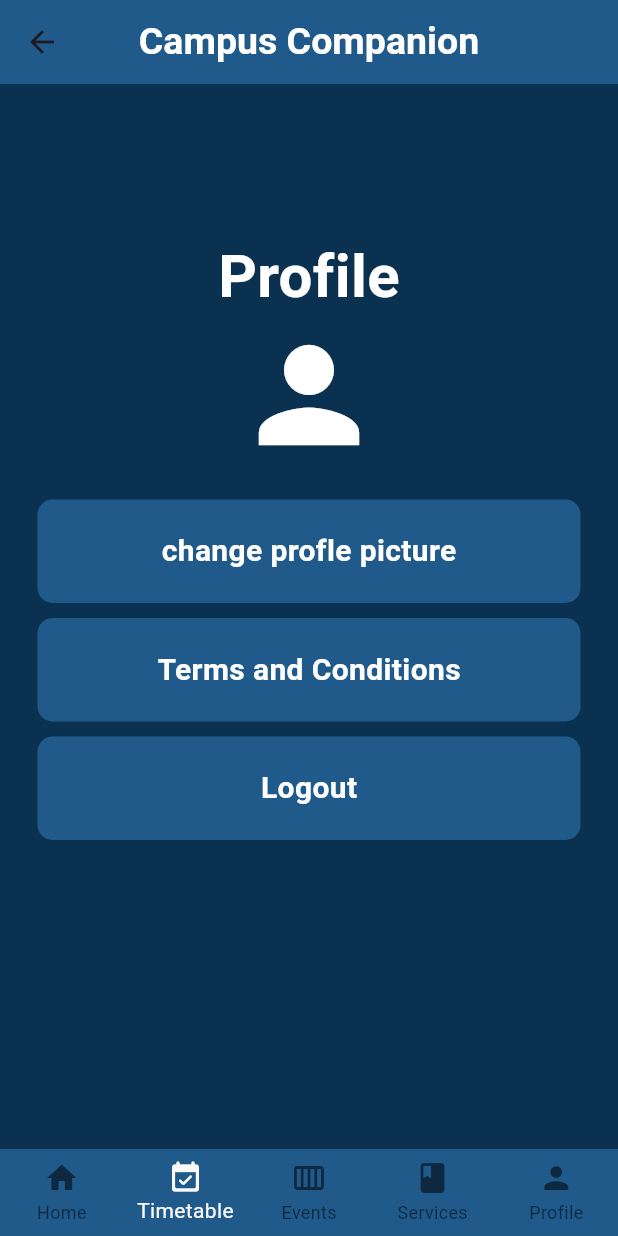
After one commit to Jordandotdev/campus_companion, a Flutter app: the interPage screen opened directly, item 2 of the bottom bar chosen, after a tap on "change profle picture", on a phone screen of 412 x 824 dp. The commit adds this screen. Run offline on Flutter 3.47's test engine with Material 3 defaults, Android fonts, the phone set to English and light mode, and no system bars; our stand-ins replace cloud_firestore, connectivity_plus, firebase_auth, firebase_core; accounts and stored records are empty; network calls fail.

Commit message:
chore: Update app name and navigation icons

```diff
--- a/lib/main.dart
+++ b/lib/main.dart
@@ -1,4 +1,5 @@
 import 'package:campus_companion/pages/HomePage.dart';
+import 'package:campus_companion/pages/ProfilePage.dart';
 import 'package:flutter/material.dart';
 import 'pages/loginPage.dart';
 import 'pages/registerPage.dart';
@@ -23,6 +24,7 @@ class MyApp extends StatelessWidget {
         '/home': (context) => HomePage(),
         '/signup': (context) => RegisterPage(),
         '/login': (context) => LoginPage(),
+        '/profile': (context) => profilePage(),
       },
     );
   }
--- a/lib/pages/homePage.dart
+++ b/lib/pages/homePage.dart
@@ -1,7 +1,8 @@
 import 'package:cloud_firestore/cloud_firestore.dart';
 import 'package:connectivity_plus/connectivity_plus.dart';
 import 'package:flutter/material.dart';
-import 'package:flutter/rendering.dart';
+import 'package:http/http.dart' as http;
+import 'dart:convert';
 
 class HomePage extends StatefulWidget {
   const HomePage({Key? key}) : super(key: key);
@@ -13,11 +14,13 @@ class HomePage extends StatefulWidget {
 class _HomePageState extends State<HomePage> {
   ConnectivityResult? connectivityResult;
   bool show = true;
+  String quote = "Fetching quote...";
 
   @override
   void initState() {
     super.initState();
     checkConnectivity();
+    fetchQuote();
   }
 
   void checkConnectivity() async {
@@ -27,8 +30,171 @@ class _HomePageState extends State<HomePage> {
     });
   }
 
+  void fetchQuote() async {
+    final response =
+        await http.get(Uri.parse('https://api.quotable.io/random'));
+    if (response.statusCode == 200) {
+      setState(() {
+        quote = json.decode(response.body)['content'];
+      });
+    } else {
+      setState(() {
+        quote = "Failed to fetch quote";
+      });
+    }
+  }
+
   @override
   Widget build(BuildContext context) {
-    return Scaffold();
+    return Scaffold(
+      body: Container(
+        color: const Color.fromARGB(255, 31, 90, 138),
+        padding: const EdgeInsets.all(16.0),
+        child: Column(
+          crossAxisAlignment: CrossAxisAlignment.start,
+          children: [
+            const Text(
+              'Welcome !',
+              style: TextStyle(
+                fontSize: 32,
+                fontWeight: FontWeight.bold,
+                color: Colors.white,
+              ),
+            ),
+            const SizedBox(height: 20),
+            Container(
+              padding: const EdgeInsets.all(16.0),
+              decoration: BoxDecoration(
+                border: Border.all(color: Colors.white),
+                borderRadius: BorderRadius.circular(8.0),
+              ),
+              child: Text(
+                quote,
+                style: const TextStyle(
+                  fontSize: 18,
+                  color: Colors.white,
+                ),
+              ),
+            ),
+            const SizedBox(height: 20),
+            const Text(
+              'Your Timetable',
+              style: TextStyle(
+                fontSize: 24,
+                fontWeight: FontWeight.bold,
+                color: Colors.white,
+              ),
+            ),
+            const SizedBox(height: 20),
+            timeTable(),
+          ],
+        ),
+      ),
+    );
   }
 }
+
+class timeTable extends StatelessWidget {
+  const timeTable({
+    super.key,
+  });
+
+  @override
+  Widget build(BuildContext context) {
+    return Table(
+      border: TableBorder.all(color: Colors.white),
+      children: const [
+        TableRow(children: [
+          Padding(
+            padding: EdgeInsets.all(8.0),
+            child: Text('Day',
+                style: TextStyle(
+                    fontWeight: FontWeight.bold, color: Colors.white)),
+          ),
+          Padding(
+            padding: EdgeInsets.all(8.0),
+            child: Text('Module',
+                style: TextStyle(
+                    fontWeight: FontWeight.bold, color: Colors.white)),
+          ),
+          Padding(
+            padding: EdgeInsets.all(8.0),
+            child: Text('Time',
+                style: TextStyle(
+                    fontWeight: FontWeight.bold, color: Colors.white)),
+          ),
+        ]),
+        TableRow(children: [
+          Padding(
+            padding: EdgeInsets.all(8.0),
+            child: Text('Monday', style: TextStyle(color: Colors.white)),
+          ),
+          Padding(
+            padding: EdgeInsets.all(8.0),
+            child: Text('Math', style: TextStyle(color: Colors.white)),
+          ),
+          Padding(
+            padding: EdgeInsets.all(8.0),
+            child: Text('9:00 - 10:00', style: TextStyle(color: Colors.white)),
+          ),
+        ]),
+        TableRow(children: [
+          Padding(
+            padding: EdgeInsets.all(8.0),
+            child: Text('Tuesday', style: TextStyle(color: Colors.white)),
+          ),
+          Padding(
+            padding: EdgeInsets.all(8.0),
+            child: Text('Physics', style: TextStyle(color: Colors.white)),
+          ),
+          Padding(
+            padding: EdgeInsets.all(8.0),
+            child: Text('9:00 - 10:00', style: TextStyle(color: Colors.white)),
+          ),
+        ]),
+        TableRow(children: [
+          Padding(
+            padding: EdgeInsets.all(8.0),
+            child: Text('Wednesday', style: TextStyle(color: Colors.white)),
+          ),
+          Padding(
+            padding: EdgeInsets.all(8.0),
+            child: Text('Chemistry', style: TextStyle(color: Colors.white)),
+          ),
+          Padding(
+            padding: EdgeInsets.all(8.0),
+            child: Text('9:00 - 10:00', style: TextStyle(color: Colors.white)),
+          ),
+        ]),
+        TableRow(children: [
+          Padding(
+            padding: EdgeInsets.all(8.0),
+            child: Text('Thursday', style: TextStyle(color: Colors.white)),
+          ),
+          Padding(
+            padding: EdgeInsets.all(8.0),
+            child: Text('Biology', style: TextStyle(color: Colors.white)),
+          ),
+          Padding(
+            padding: EdgeInsets.all(8.0),
+            child: Text('9:00 - 10:00', style: TextStyle(color: Colors.white)),
+          ),
+        ]),
+        TableRow(children: [
+          Padding(
+            padding: EdgeInsets.all(8.0),
+            child: Text('Friday', style: TextStyle(color: Colors.white)),
+          ),
+          Padding(
+            padding: EdgeInsets.all(8.0),
+            child: Text('History', style: TextStyle(color: Colors.white)),
+          ),
+          Padding(
+            padding: EdgeInsets.all(8.0),
+            child: Text('9:00 - 10:00', style: TextStyle(color: Colors.white)),
+          ),
+        ]),
+      ],
+    );
+  }
+}
--- a/lib/pages/interPage.dart
+++ b/lib/pages/interPage.dart
@@ -1,3 +1,4 @@
+import 'package:campus_companion/pages/profilePage.dart';
 import 'package:flutter/material.dart';
 import 'package:campus_companion/pages/homePage.dart';
 
@@ -5,7 +6,6 @@ class interPage extends StatefulWidget {
   const interPage({super.key});
 
   @override
-  // ignore: library_private_types_in_public_api
   _interPageState createState() => _interPageState();
 }
 
@@ -21,23 +21,38 @@ class _interPageState extends State<interPage> {
   //pages
   final List<Widget> _pages = [
     HomePage(),
+    profilePage(),
   ];
 
   @override
   Widget build(BuildContext context) {
     return Scaffold(
-      backgroundColor: Theme.of(context).colorScheme.background,
+      appBar: AppBar(
+        centerTitle: true,
+        title: const Text(
+          'Campus Companion',
+          style: TextStyle(
+            fontSize: 25,
+            fontWeight: FontWeight.bold,
+            color: Colors.white,
+          ),
+        ),
+        backgroundColor: const Color.fromARGB(255, 31, 90, 138),
+      ),
       bottomNavigationBar: BottomNavigationBar(
+        type: BottomNavigationBarType.fixed,
+        backgroundColor: Color.fromARGB(255, 31, 90, 138),
         items: const <BottomNavigationBarItem>[
           BottomNavigationBarItem(icon: Icon(Icons.home), label: 'Home'),
           BottomNavigationBarItem(
-              icon: Icon(Icons.question_mark), label: 'Timetable'),
-          BottomNavigationBarItem(icon: Icon(Icons.settings), label: 'Events'),
-          BottomNavigationBarItem(icon: Icon(Icons.logout), label: 'Services'),
-          BottomNavigationBarItem(icon: Icon(Icons.logout), label: 'Profile'),
+              icon: Icon(Icons.event_available_rounded), label: 'Timetable'),
+          BottomNavigationBarItem(
+              icon: Icon(Icons.calendar_view_week_rounded), label: 'Events'),
+          BottomNavigationBarItem(icon: Icon(Icons.book), label: 'Services'),
+          BottomNavigationBarItem(icon: Icon(Icons.person), label: 'Profile'),
         ],
         currentIndex: _selectedIndex,
-        selectedItemColor: Colors.blue.shade400,
+        selectedItemColor: Color.fromARGB(255, 250, 250, 250),
         onTap: (index) => navigateBottomBar(index),
       ),
       body: _pages[_selectedIndex],
--- /dev/null
+++ b/lib/pages/profilePage.dart
@@ -0,0 +1,82 @@
+import 'package:campus_companion/components/loginbtn.dart';
+import 'package:campus_companion/components/textfield.dart';
+import 'package:campus_companion/data/auth_data.dart';
+import 'package:campus_companion/pages/interPage.dart';
+import 'package:campus_companion/pages/loginPage.dart';
+import 'package:campus_companion/pages/registerPage.dart';
+import 'package:flutter/material.dart';
+
+class profilePage extends StatefulWidget {
+  const profilePage({super.key});
+
+  @override
+  State<profilePage> createState() => _LoginPageState();
+}
+
+class _LoginPageState extends State<profilePage> {
+  final AuthenticationRemote _authRemote = AuthenticationRemote();
+
+  void signUp(BuildContext context) {
+    Navigator.push(
+      context,
+      MaterialPageRoute(builder: (context) => RegisterPage()),
+    );
+  }
+
+  @override
+  Widget build(BuildContext context) {
+    return Scaffold(
+      backgroundColor: const Color.fromARGB(255, 11, 49, 80),
+      body: SafeArea(
+        child: SingleChildScrollView(
+          child: Center(
+            child: Column(
+              mainAxisAlignment: MainAxisAlignment.center,
+              children: [
+                const SizedBox(height: 50),
+
+                //login
+                const SizedBox(height: 50),
+                const Text(
+                  'Profile',
+                  style: TextStyle(
+                    fontSize: 40,
+                    color: Colors.white,
+                    fontWeight: FontWeight.bold,
+                  ),
+                ),
+
+                //profile icon
+                const Icon(Icons.person, size: 100, color: Colors.white),
+
+                const SizedBox(height: 20),
+
+                //proflie picture
+                MyLoginBtn(
+                  onTap: () => null,
+                  buttonText: 'change profle picture',
+                ),
+
+                const SizedBox(height: 10),
+                //t&c
+                MyLoginBtn(
+                  onTap: () => null,
+                  buttonText: 'Terms and Conditions',
+                ),
+
+                const SizedBox(height: 10),
+                //login button
+                MyLoginBtn(
+                  onTap: () => LoginPage(),
+                  buttonText: 'Logout',
+                ),
+
+                const SizedBox(height: 30),
+              ],
+            ),
+          ),
+        ),
+      ),
+    );
+  }
+}
--- a/lib/pages/registerPage.dart
+++ b/lib/pages/registerPage.dart
@@ -21,7 +21,7 @@ class _RegisterPageState extends State<RegisterPage> {
       appBar: AppBar(
         centerTitle: true,
         title: const Text(
-          'Register',
+          'Campus Companion',
           style: TextStyle(
             fontSize: 25,
             fontWeight: FontWeight.bold,
```
Also changed, not shown: lib/components/timeTable.dart (added, +73 -0 lines), lib/data/firestore_data.dart (+3 -5 lines), lib/pages/addtimetable.dart (added, +167 -0 lines), lib/pages/timetablePage.dart (added, +92 -0 lines), lib/pages/eventsPage.dart (added), lib/pages/servicesPage.dart (added).
